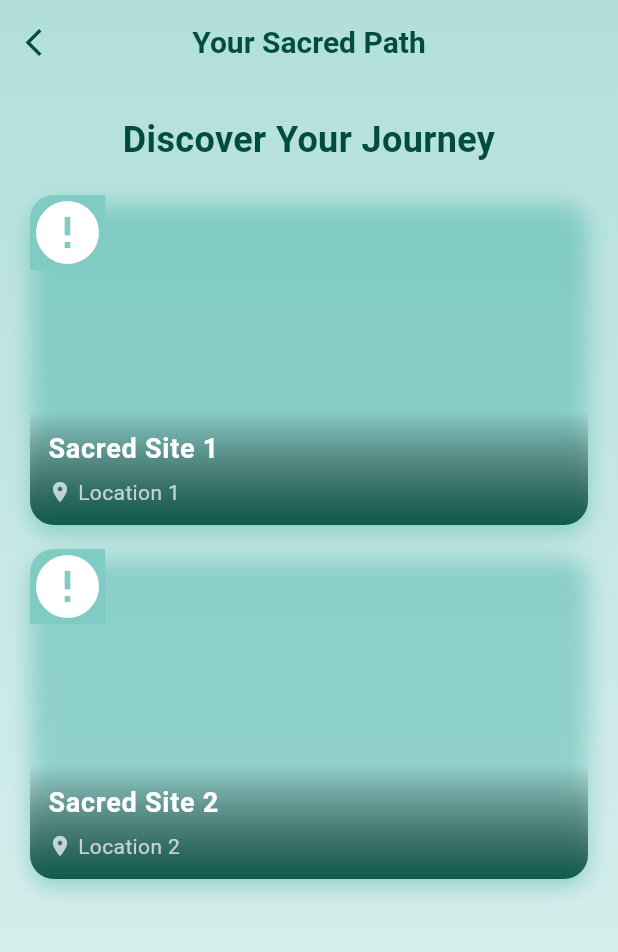
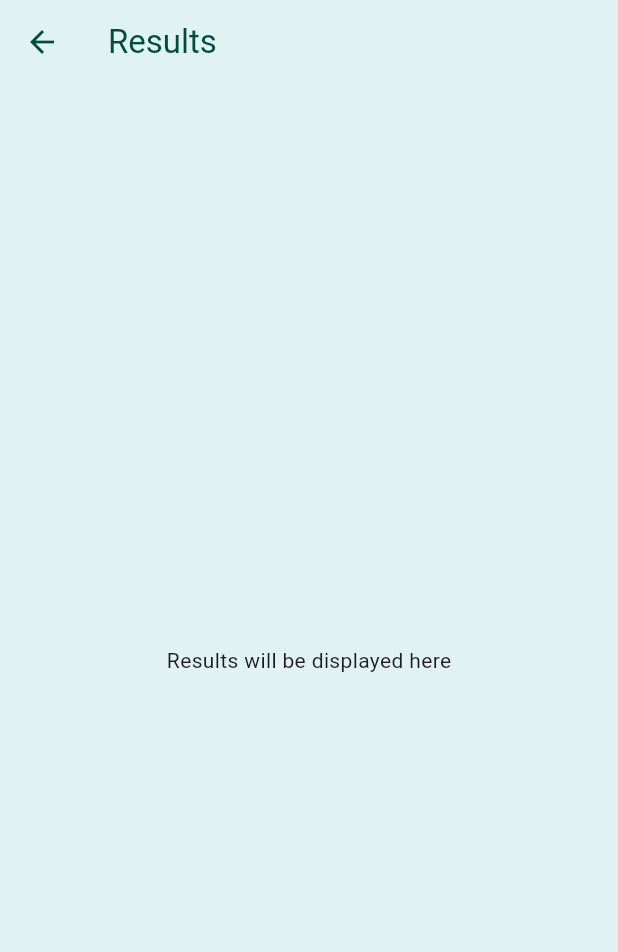
Before and after one commit to DaphneKodithuwakku/sriroute-frontend, a Flutter app: the ResultsScreen screen opened directly, on a phone screen of 412 x 824 dp. Shown: the top 952 px of the screen. Run offline on Flutter 3.47's test engine with Material 3 defaults, Android fonts, the phone set to English and light mode, and no system bars.

Commit message:
Created a results screen to add the generated results

```diff
--- a/sri_route/lib/main.dart
+++ b/sri_route/lib/main.dart
@@ -2,6 +2,16 @@ import 'package:flutter/material.dart';
 
 void main() {
   runApp(MyApp());
+}
+
+class ResultsScreen extends StatelessWidget {
+  @override
+  Widget build(BuildContext context) {
+    return Scaffold(
+      appBar: AppBar(title: Text('Results')),
+      body: Center(child: Text('Results will be displayed here')),
+    );
+  }
 }
 
 class MyApp extends StatelessWidget {
@@ -57,7 +67,10 @@ class MyApp extends StatelessWidget {
 }
 
 class MyHomePage extends StatefulWidget {
+  const MyHomePage({super.key});
+
   @override
+  // ignore: library_private_types_in_public_api
   _MyHomePageState createState() => _MyHomePageState();
 }
 
@@ -319,6 +332,8 @@ class _VRTourPainter extends CustomPainter {
   bool shouldRepaint(covariant CustomPainter oldDelegate) => false;
 }
 
+// Duplicate class definition removed
+
 class PilgrimagePlannerScreen extends StatefulWidget {
   const PilgrimagePlannerScreen({super.key});
 
@@ -341,6 +356,42 @@ class _PilgrimagePlannerScreenState extends State<PilgrimagePlannerScreen> {
   ];
 
   @override
+  void dispose() {
+    // Dispose controllers to prevent memory leaks
+    budgetController.dispose();
+    daysController.dispose();
+    regionController.dispose();
+    super.dispose();
+  }
+
+  // Basic validation before navigating to ResultsScreen
+  void _validateAndNavigate() {
+    if (budgetController.text.isEmpty ||
+        daysController.text.isEmpty ||
+        regionController.text.isEmpty) {
+      ScaffoldMessenger.of(context).showSnackBar(
+        const SnackBar(content: Text('Please fill in all fields')),
+      );
+      return;
+    }
+
+    final budget = double.tryParse(budgetController.text);
+    final days = int.tryParse(daysController.text);
+    if (budget == null || days == null) {
+      ScaffoldMessenger.of(context).showSnackBar(
+        const SnackBar(content: Text('Budget and Days must be valid numbers')),
+      );
+      return;
+    }
+
+    // Navigate to ResultsScreen if validation passes
+    Navigator.push(
+      context,
+      MaterialPageRoute(builder: (context) => ResultsScreen()),
+    );
+  }
+
+  @override
   Widget build(BuildContext context) {
     return Container(
       decoration: BoxDecoration(
@@ -357,24 +408,17 @@ class _PilgrimagePlannerScreenState extends State<PilgrimagePlannerScreen> {
             child: Column(
               crossAxisAlignment: CrossAxisAlignment.start,
               children: [
-                Text(
-                  'Craft Your Pilgrimage',
+                const Text(
+                  'Plan Your Journey with AI',
                   style: TextStyle(
-                    fontSize: 28,
+                    fontSize: 24,
                     fontWeight: FontWeight.bold,
-                    color: Colors.teal[900],
-                    shadows: [
-                      Shadow(
-                        color: Colors.teal[200]!,
-                        offset: const Offset(2, 2),
-                        blurRadius: 4,
-                      ),
-                    ],
+                    color: Colors.black,
                   ),
                 ),
                 const SizedBox(height: 24),
                 Container(
-                  padding: const EdgeInsets.all(12),
+                  padding: const EdgeInsets.symmetric(horizontal: 12),
                   decoration: BoxDecoration(
                     color: Colors.white.withOpacity(0.9),
                     borderRadius: BorderRadius.circular(12),
@@ -388,14 +432,11 @@ class _PilgrimagePlannerScreenState extends State<PilgrimagePlannerScreen> {
                   ),
                   child: DropdownButtonFormField<String>(
                     value: selectedReligion,
-                    icon: const Icon(
-                      Icons.arrow_drop_down_circle,
-                      color: Colors.teal,
-                    ),
+                    icon: const Icon(Icons.arrow_drop_down, color: Colors.blue),
                     decoration: InputDecoration(
-                      labelText: 'Religion',
-                      labelStyle: TextStyle(
-                        color: Colors.teal[900],
+                      labelText: selectedReligion, // Dynamically update label
+                      labelStyle: const TextStyle(
+                        color: Colors.blue,
                         fontWeight: FontWeight.w600,
                       ),
                       border: InputBorder.none,
@@ -404,7 +445,13 @@ class _PilgrimagePlannerScreenState extends State<PilgrimagePlannerScreen> {
                         religions.map((String religion) {
                           return DropdownMenuItem<String>(
                             value: religion,
-                            child: Text(religion),
+                            child: Text(
+                              religion,
+                              style: const TextStyle(
+                                color: Colors.black,
+                                fontSize: 16,
+                              ),
+                            ),
                           );
                         }).toList(),
                     onChanged: (String? value) {
@@ -419,25 +466,28 @@ class _PilgrimagePlannerScreenState extends State<PilgrimagePlannerScreen> {
                 const SizedBox(height: 20),
                 _buildTextField(
                   budgetController,
-                  'Budget',
+                  'Budget:',
                   'Enter your budget',
                   TextInputType.number,
                 ),
                 const SizedBox(height: 20),
                 _buildTextField(
                   daysController,
-                  'Days',
+                  'Days / Time:',
                   'Enter number of days',
                   TextInputType.number,
-                  const Icon(Icons.calendar_month, color: Colors.teal),
+                  const Icon(Icons.calendar_today, color: Colors.grey),
                 ),
                 const SizedBox(height: 20),
-                _buildTextField(regionController, 'Region', 'Enter region'),
+                _buildTextField(regionController, 'Region:', 'Enter region'),
                 const SizedBox(height: 40),
                 Row(
                   mainAxisAlignment: MainAxisAlignment.spaceEvenly,
                   children: [
-                    ElevatedButton(
+                    Expanded(
+                      child: Padding(
+                        padding: const EdgeInsets.symmetric(horizontal: 8.0),
+                        child: ElevatedButton(
                           onPressed: () {
                             budgetController.clear();
                             daysController.clear();
@@ -447,30 +497,46 @@ class _PilgrimagePlannerScreenState extends State<PilgrimagePlannerScreen> {
                             });
                           },
                           style: ElevatedButton.styleFrom(
-                        backgroundColor: Colors.grey[200],
-                        foregroundColor: Colors.teal[900],
+                            backgroundColor: Colors.grey[300],
+                            foregroundColor: Colors.black,
+                            padding: const EdgeInsets.symmetric(
+                              horizontal: 20,
+                              vertical: 15,
+                            ),
+                            shape: RoundedRectangleBorder(
+                              borderRadius: BorderRadius.circular(30),
+                            ),
                           ),
                           child: const Text(
-                        'Reset',
+                            'CANCEL',
                             style: TextStyle(fontSize: 16),
                           ),
                         ),
-                    ElevatedButton(
-                      onPressed: () {
-                        Navigator.push(
-                          context,
-                          MaterialPageRoute(
-                            builder: (context) => const ResultsScreen(),
                       ),
-                        );
-                      },
+                    ),
+                    Expanded(
+                      child: Padding(
+                        padding: const EdgeInsets.symmetric(horizontal: 8.0),
+                        child: ElevatedButton(
+                          onPressed: _validateAndNavigate,
                           style: ElevatedButton.styleFrom(
-                        backgroundColor: Colors.teal[700],
+                            backgroundColor: const Color(
+                              0xFF1A237E,
+                            ), // Dark blue
                             foregroundColor: Colors.white,
+                            padding: const EdgeInsets.symmetric(
+                              horizontal: 20,
+                              vertical: 15,
+                            ),
+                            shape: RoundedRectangleBorder(
+                              borderRadius: BorderRadius.circular(30),
+                            ),
                           ),
                           child: const Text(
-                        'Explore',
+                            'GENERATE',
                             style: TextStyle(fontSize: 16),
+                          ),
+                        ),
                       ),
                     ),
                   ],
@@ -495,186 +561,31 @@ class _PilgrimagePlannerScreenState extends State<PilgrimagePlannerScreen> {
       decoration: InputDecoration(
         labelText: label,
         hintText: hint,
-        labelStyle: TextStyle(
-          color: Colors.teal[900],
-          fontWeight: FontWeight.w600,
+        labelStyle: const TextStyle(
+          color: Colors.black,
+          fontWeight: FontWeight.w400,
         ),
         suffixIcon: suffixIcon,
+        filled: true, // Enable filled background
+        fillColor: Colors.white.withOpacity(0.9), // Match dropdown background
+        border: OutlineInputBorder(
+          borderRadius: BorderRadius.circular(12),
+          borderSide: BorderSide.none,
+        ),
+        enabledBorder: OutlineInputBorder(
+          borderRadius: BorderRadius.circular(12),
+          borderSide: BorderSide.none,
+        ),
+        focusedBorder: OutlineInputBorder(
+          borderRadius: BorderRadius.circular(12),
+          borderSide: const BorderSide(color: Colors.teal, width: 2),
+        ),
+        contentPadding: const EdgeInsets.symmetric(
+          horizontal: 16,
+          vertical: 14,
+        ),
       ),
       keyboardType: keyboardType ?? TextInputType.text,
     );
   }
 }
-
-class ResultsScreen extends StatelessWidget {
-  const ResultsScreen({super.key});
-
-  @override
-  Widget build(BuildContext context) {
-    return Scaffold(
-      extendBodyBehindAppBar: true,
-      appBar: AppBar(
-        title: Text(
-          'Your Sacred Path',
-          style: TextStyle(
-            fontSize: 20,
-            fontWeight: FontWeight.w600,
-            color: Colors.teal[900],
-          ),
-        ),
-        leading: IconButton(
-          icon: const Icon(Icons.arrow_back_ios, size: 22),
-          onPressed: () => Navigator.pop(context),
-        ),
-        centerTitle: true,
-      ),
-      body: Container(
-        decoration: BoxDecoration(
-          gradient: LinearGradient(
-            begin: Alignment.topCenter,
-            end: Alignment.bottomCenter,
-            colors: [Colors.teal[100]!, Colors.teal[50]!],
-          ),
-        ),
-        child: SafeArea(
-          child: Padding(
-            padding: const EdgeInsets.all(20.0),
-            child: Column(
-              children: [
-                Text(
-                  'Discover Your Journey',
-                  style: TextStyle(
-                    fontSize: 24,
-                    fontWeight: FontWeight.bold,
-                    color: Colors.teal[900],
-                  ),
-                  textAlign: TextAlign.center,
-                ),
-                const SizedBox(height: 20),
-                Expanded(
-                  child: ListView(
-                    children: const [
-                      PilgrimageCard(
-                        imageUrl: 'https://via.placeholder.com/600x400',
-                        title: 'Sacred Site 1',
-                        location: 'Location 1',
-                      ),
-                      SizedBox(height: 16),
-                      PilgrimageCard(
-                        imageUrl: 'https://via.placeholder.com/600x400',
-                        title: 'Sacred Site 2',
-                        location: 'Location 2',
-                      ),
-                    ],
-                  ),
-                ),
-              ],
-            ),
-          ),
-        ),
-      ),
-    );
-  }
-}
-
-class PilgrimageCard extends StatelessWidget {
-  final String imageUrl;
-  final String title;
-  final String location;
-
-  const PilgrimageCard({
-    required this.imageUrl,
-    required this.title,
-    required this.location,
-    super.key,
-  });
-
-  @override
-  Widget build(BuildContext context) {
-    return Container(
-      height: 220,
-      decoration: BoxDecoration(
-        borderRadius: BorderRadius.circular(16),
-        boxShadow: [
-          BoxShadow(
-            color: Colors.teal.withOpacity(0.3),
-            blurRadius: 12,
-            offset: const Offset(0, 6),
-          ),
-        ],
-      ),
-      child: ClipRRect(
-        borderRadius: BorderRadius.circular(16),
-        child: Stack(
-          children: [
-            Image.network(
-              imageUrl,
-              height: 220,
-              width: double.infinity,
-              fit: BoxFit.cover,
-              errorBuilder:
-                  (context, error, stackTrace) => Container(
-                    color: Colors.teal[200],
-                    child: const Icon(
-                      Icons.error,
-                      color: Colors.white,
-                      size: 50,
-                    ),
-                  ),
-            ),
-            Positioned(
-              bottom: 0,
-              left: 0,
-              right: 0,
-              child: Container(
-                padding: const EdgeInsets.all(12),
-                decoration: BoxDecoration(
-                  gradient: LinearGradient(
-                    begin: Alignment.bottomCenter,
-                    end: Alignment.topCenter,
-                    colors: [
-                      Colors.teal[900]!.withOpacity(0.9),
-                      Colors.transparent,
-                    ],
-                  ),
-                ),
-                child: Column(
-                  crossAxisAlignment: CrossAxisAlignment.start,
-                  children: [
-                    Text(
-                      title,
-                      style: const TextStyle(
-                        color: Colors.white,
-                        fontSize: 18,
-                        fontWeight: FontWeight.bold,
-                        letterSpacing: 0.5,
-                      ),
-                    ),
-                    const SizedBox(height: 6),
-                    Row(
-                      children: [
-                        const Icon(
-                          Icons.location_on,
-                          color: Colors.white70,
-                          size: 16,
-                        ),
-                        const SizedBox(width: 4),
-                        Text(
-                          location,
-                          style: const TextStyle(
-                            color: Colors.white70,
-                            fontSize: 14,
-                          ),
-                        ),
-                      ],
-                    ),
-                  ],
-                ),
-              ),
-            ),
-          ],
-        ),
-      ),
-    );
-  }
-}
```
Lines whose indentation alone changed are shown as unchanged.
